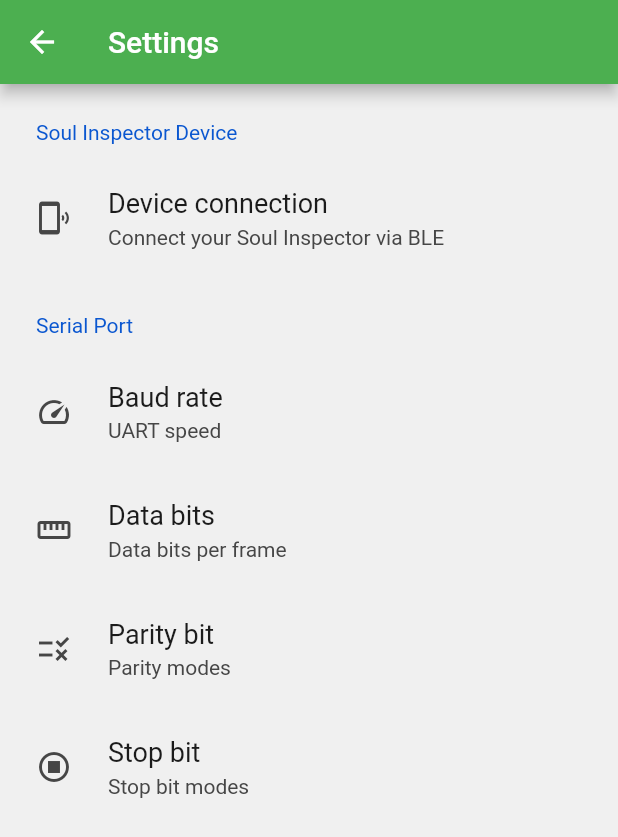
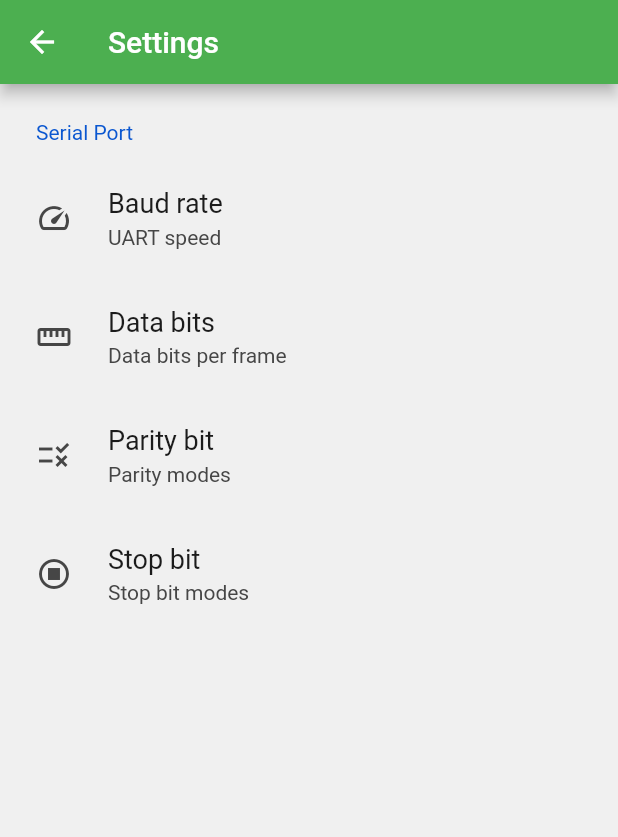
Before and after one commit to huming2207/soul_inspector_app, a Flutter app: the screen it shows after launch, after a tap on the "tune" icon, on a phone screen of 412 x 824 dp. Shown: the top 837 px of the screen. Run offline on Flutter 3.47's test engine with Material 2 defaults, Android fonts, the phone set to English and light mode, and no system bars; drawn by our look-alikes of settings_ui; our stand-ins replace adaptive_dialog, fluttertoast, get, get_storage; missing offline and left inert: flutter_reactive_ble, snack, xterm; statements that could not run were skipped.

Commit message:
Move BLE search page to main page

```diff
--- a/lib/views/main_page.dart
+++ b/lib/views/main_page.dart
@@ -1,6 +1,7 @@
 import 'package:flutter/material.dart';
 import 'package:get/get.dart';
 import 'package:soul_inspector_app/controller/main_controller.dart';
+import 'package:soul_inspector_app/views/ble_search.dart';
 import 'package:soul_inspector_app/views/setting.dart';
 import 'package:xterm/frontend/terminal_view.dart';
 import 'package:xterm/terminal/terminal.dart';
@@ -8,17 +9,22 @@ import 'package:xterm/terminal/terminal.dart';
 import '../protocol/ble_console_backend.dart';
 
 class MainPage extends GetView<MainController> {
-  MainPage({Key? key}) : super(key: key);
-
-  final terminal = Terminal(maxLines: 10000, backend: BleConsoleBackend());
+  const MainPage({Key? key}) : super(key: key);
 
   @override
   Widget build(BuildContext context) {
     return Scaffold(
         appBar: AppBar(
           title: const Text('Soul Inspector'),
-          actions: <Widget>[IconButton(icon: const Icon(Icons.tune_outlined), tooltip: 'Option menu', onPressed: () => Get.to(const SettingPage()))],
+          actions: <Widget>[
+            IconButton(icon: const Icon(Icons.tune_outlined), tooltip: 'Option menu', onPressed: () => Get.to(() => const SettingPage())),
+            Obx(() => IconButton(
+                onPressed: () => Get.to(() => BleSearchPage()),
+                icon: controller.selectedDeviceId.isEmpty ? const Icon(Icons.bluetooth_disabled) : const Icon(Icons.bluetooth_audio),
+                tooltip: 'Device connection')
+            ),
+          ],
         ),
-        body: TerminalView(terminal: terminal));
+        body: TerminalView(terminal: Terminal(maxLines: 10000, backend: BleConsoleBackend())));
   }
 }
--- a/lib/views/setting.dart
+++ b/lib/views/setting.dart
@@ -5,8 +5,6 @@ import 'package:get_storage/get_storage.dart';
 import 'package:settings_ui/settings_ui.dart';
 import 'package:snack/snack.dart';
 import 'package:soul_inspector_app/controller/setting_controller.dart';
-import 'package:soul_inspector_app/views/ble_search.dart';
-
 import '../common/setting_defs.dart';
 
 class SettingPage extends GetView<SettingController> {
@@ -21,19 +19,6 @@ class SettingPage extends GetView<SettingController> {
         ),
         body: SettingsList(
           sections: [
-            SettingsSection(
-              title: const Text('Soul Inspector Device'),
-              tiles: <SettingsTile>[
-                SettingsTile.navigation(
-                  title: const Text('Device connection'),
-                  leading: const Icon(Icons.phonelink_ring_outlined),
-                  description: const Text('Connect your Soul Inspector via BLE'),
-                  onPressed: (BuildContext ctx) {
-                    Get.to(() => BleSearchPage());
-                  },
-                ),
-              ],
-            ),
             SettingsSection(
               title: const Text('Serial Port'),
               tiles: <SettingsTile>[
```
